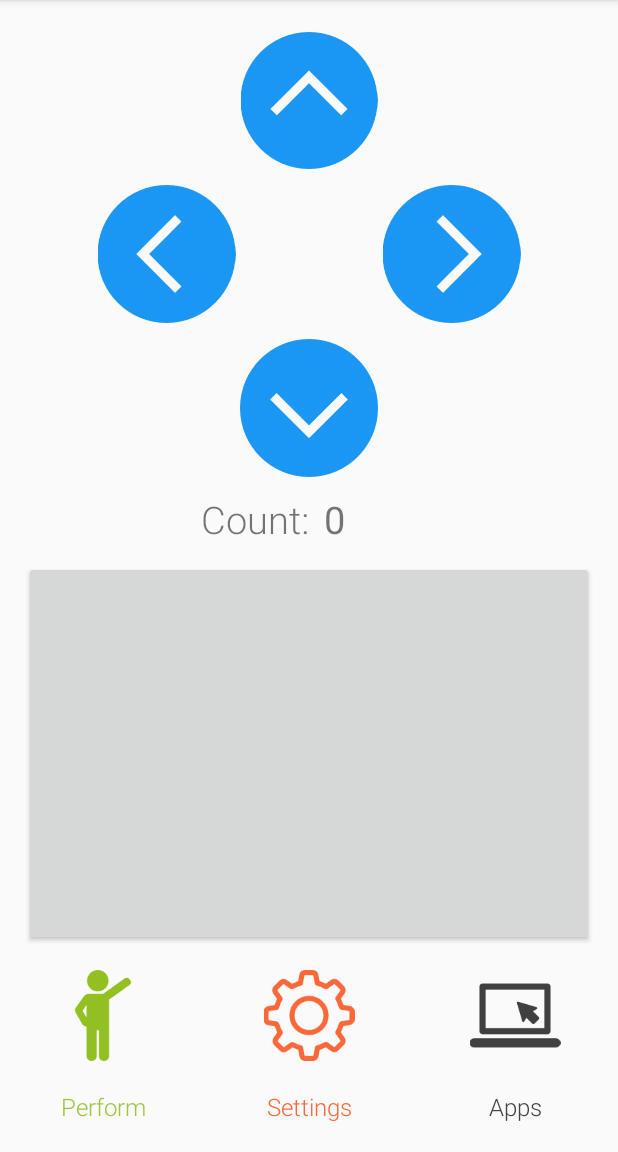
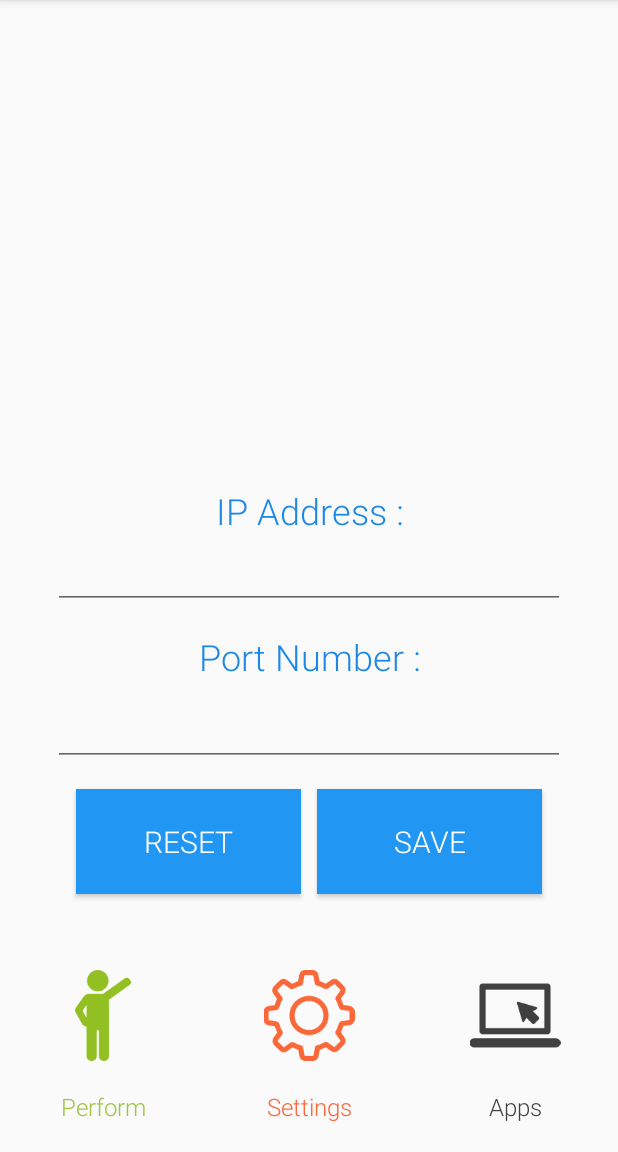
Before and after one commit to CyrisCodev/Custom-3D-Gesture-Recognition-Android-, an Android app: the screen it shows after launch (MenuActivity), after a tap on "Settings", on a phone screen of 412 x 824 dp, the part 84-1236 px from its top. Run offline under Robolectric (Android 15) with nearby library versions, the light colour scheme and no system bars; plain views replace FancyButton.

Commit message:
settings fragment added succesfully :P :D

```diff
--- a/app/src/main/AndroidManifest.xml
+++ b/app/src/main/AndroidManifest.xml
@@ -20,9 +20,6 @@
                 <category android:name="android.intent.category.DEFAULT" />
             </intent-filter>
         </activity>
-        <activity
-            android:name=".DemoActivity"
-            android:label="@string/title_activity_demo"></activity>
         <activity android:name=".Activities.MenuActivity">
             <intent-filter>
                 <action android:name="android.intent.action.MAIN" />
--- a/app/src/main/java/com/example/codev/accelerometer/Activities/MenuActivity.java
+++ b/app/src/main/java/com/example/codev/accelerometer/Activities/MenuActivity.java
@@ -7,12 +7,14 @@ import android.widget.LinearLayout;
 import android.widget.Toast;
 
 import com.example.codev.accelerometer.Fragments.PerformGestureFragment;
+import com.example.codev.accelerometer.Fragments.SettingsFragment;
 import com.example.codev.accelerometer.R;
 
 public class MenuActivity extends AppCompatActivity implements View.OnClickListener{
 
     LinearLayout llPeformGesture, llSettings, llAppDetails;
     PerformGestureFragment performGestureFragment;
+    SettingsFragment settingsFragment;
 
     @Override
     protected void onCreate(Bundle savedInstanceState) {
@@ -28,6 +30,9 @@ public class MenuActivity extends AppCompatActivity implements View.OnClickListe
         llAppDetails.setOnClickListener(this);
 
         performGestureFragment=new PerformGestureFragment();
+        settingsFragment=new SettingsFragment();
+
+        //intially replace the frame layout with detaulf i.e perform gesture fragment
         getSupportFragmentManager().beginTransaction().replace(R.id.fl_replacablePart_menuActivity, performGestureFragment).commit();
 
 
@@ -46,7 +51,7 @@ public class MenuActivity extends AppCompatActivity implements View.OnClickListe
 
             case R.id.ll_settings_menuActivity:
 
-                Toast.makeText(this, "2 clicked", Toast.LENGTH_SHORT).show();
+                getSupportFragmentManager().beginTransaction().replace(R.id.fl_replacablePart_menuActivity, settingsFragment).commit();
 
                 break;
 
--- /dev/null
+++ b/app/src/main/java/com/example/codev/accelerometer/Fragments/SettingsFragment.java
@@ -0,0 +1,32 @@
+package com.example.codev.accelerometer.Fragments;
+
+
+import android.os.Bundle;
+import android.support.v4.app.Fragment;
+import android.view.LayoutInflater;
+import android.view.View;
+import android.view.ViewGroup;
+
+import com.example.codev.accelerometer.R;
+
+public class SettingsFragment extends Fragment {
+
+    View v;
+
+    public SettingsFragment() {
+        // Required empty public constructor
+    }
+
+
+    @Override
+    public View onCreateView(LayoutInflater inflater, ViewGroup container,
+                             Bundle savedInstanceState) {
+        // Inflate the layout for this fragment
+        v= inflater.inflate(R.layout.fragment_settings, container, false);
+
+
+
+        return v;
+    }
+
+}
--- /dev/null
+++ b/app/src/main/res/layout/fragment_settings.xml
@@ -0,0 +1,89 @@
+<LinearLayout xmlns:android="http://schemas.android.com/apk/res/android"
+    xmlns:tools="http://schemas.android.com/tools"
+    android:layout_width="match_parent"
+    android:layout_height="match_parent"
+    android:orientation="vertical"
+    android:padding="35dp"
+    android:gravity="bottom"
+    tools:context="com.example.codev.accelerometer.Fragments.SettingsFragment">
+
+    <!-- TODO: Update blank fragment layout -->
+    <TextView
+        android:layout_height="wrap_content"
+        android:layout_width="fill_parent"
+        android:text="IP Address :"
+        android:textSize="24sp"
+        android:fontFamily="sans-serif-light"
+        android:gravity="center"
+        android:padding="15dp"
+        android:textColor="@color/bluelightdark"
+        />
+
+    <EditText
+        android:layout_width="fill_parent"
+        android:layout_height="wrap_content"
+        android:gravity="center"
+        android:textSize="10dp"
+        android:id="@+id/activity_main_etIPAddress"
+        android:padding="10dp"
+        />
+
+    <TextView
+        android:layout_height="wrap_content"
+        android:layout_width="fill_parent"
+        android:text="Port Number :"
+        android:textSize="24sp"
+        android:fontFamily="sans-serif-light"
+        android:gravity="center"
+        android:padding="15dp"
+        android:textColor="@color/bluelightdark"
+        />
+
+    <EditText
+        android:layout_width="fill_parent"
+        android:layout_height="wrap_content"
+        android:gravity="center"
+        android:textSize="15dp"
+        android:id="@+id/activity_main_etPortNumber"
+        android:padding="10dp"
+        />
+
+    <LinearLayout
+        android:layout_width="fill_parent"
+        android:layout_height="wrap_content"
+        android:orientation="horizontal"
+        android:padding="10dp"
+        >
+
+        <Button
+            android:layout_width="0dp"
+            android:layout_height="70dp"
+            android:layout_weight="1"
+            android:layout_margin="5dp"
+            android:textSize="20sp"
+            android:text="Reset"
+            android:fontFamily="sans-serif-light"
+            android:background="@color/bluelight"
+            android:textColor="#fff"
+            android:gravity="center"
+            android:id="@+id/btn_reset_fragmentSettings"
+            />
+
+        <Button
+            android:layout_width="0dp"
+            android:layout_height="70dp"
+            android:layout_weight="1"
+            android:padding="10dp"
+            android:textSize="20sp"
+            android:text="Save"
+            android:layout_margin="5dp"
+            android:fontFamily="sans-serif-light"
+            android:background="@color/bluelight"
+            android:textColor="#fff"
+            android:gravity="center"
+            android:id="@+id/btn_save_fragmentSettings"
+            />
+
+    </LinearLayout>
+
+</LinearLayout>
```
Also changed, not shown: 1 other file.
